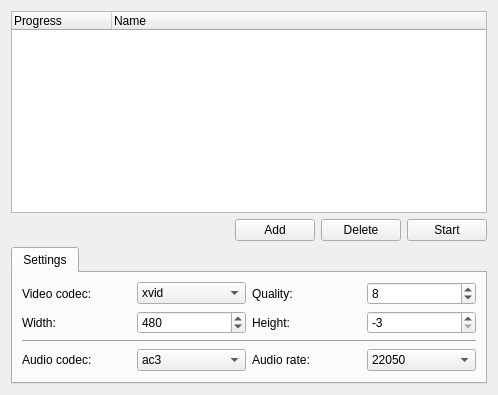
The window that src/transformer.ui (coslyk/moonplayer) describes before a commit, drawn with Qt 5.
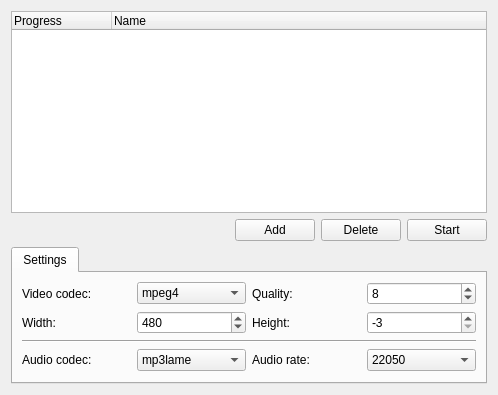
The same window after the commit.

```diff
--- a/src/transformer.ui
+++ b/src/transformer.ui
@@ -98,6 +98,11 @@
        </item>
        <item row="0" column="3">
         <widget class="QComboBox" name="vcodecComboBox">
+         <item>
+          <property name="text">
+           <string>mpeg4</string>
+          </property>
+         </item>
          <item>
           <property name="text">
            <string>xvid</string>
@@ -125,11 +130,6 @@
        </item>
        <item row="3" column="3">
         <widget class="QComboBox" name="acodecComboBox">
-         <item>
-          <property name="text">
-           <string>ac3</string>
-          </property>
-         </item>
          <item>
           <property name="text">
            <string>mp3lame</string>
```
Left out of the diff: 10 changed lines with no effect on the pictures.
